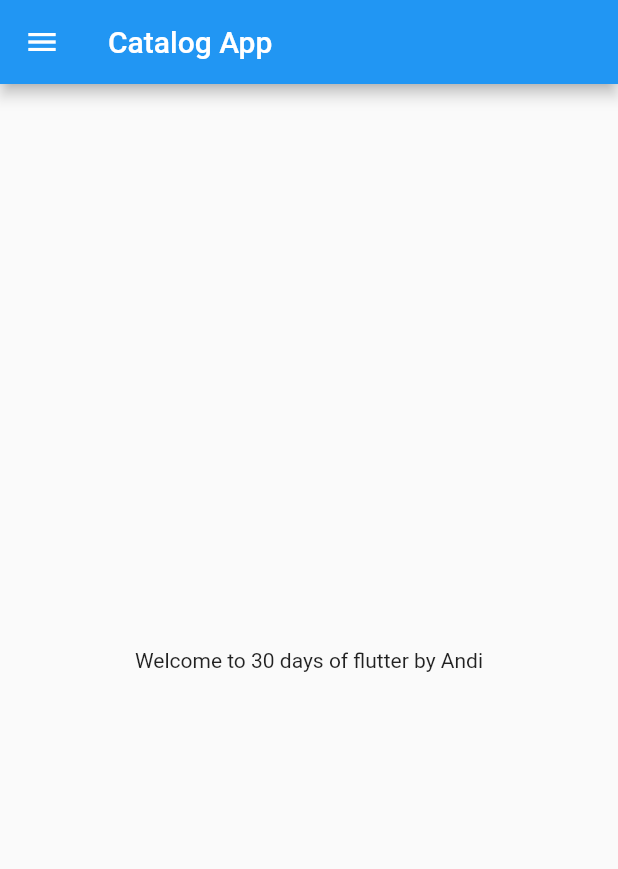
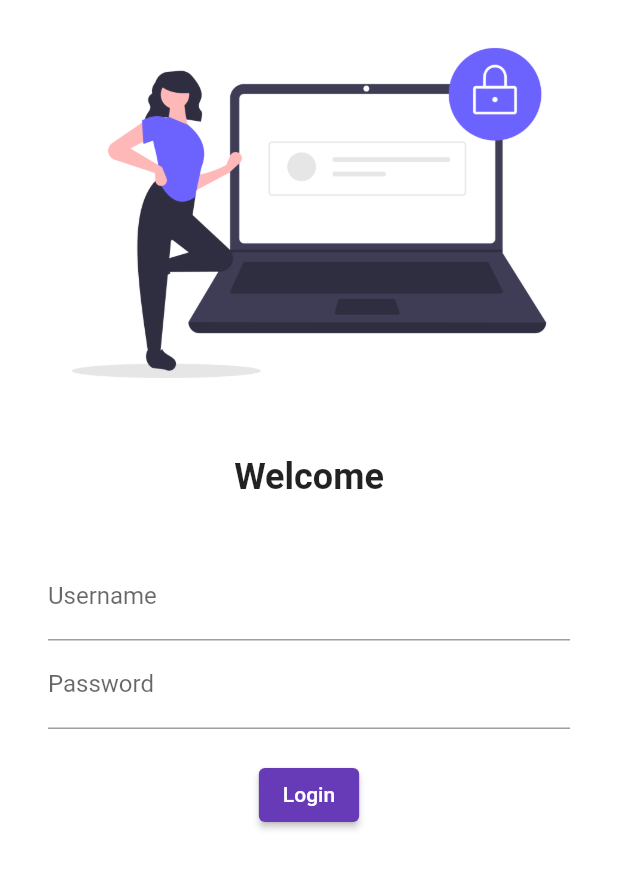
Before and after one commit to andiariyandi/flutter_catalog, a Flutter app: the screen it shows after launch, on a phone screen of 412 x 824 dp. Shown: the top 869 px of the screen. Run offline on Flutter 3.47's test engine with Material 2 defaults, Android fonts, the phone set to English and light mode, and no system bars; our stand-ins replace google_fonts.

Commit message:
login page

```diff
--- a/lib/main.dart
+++ b/lib/main.dart
@@ -1,5 +1,8 @@
 import 'package:flutter/material.dart';
-import 'package:flutter_catalog/home_page.dart';
+import 'package:flutter_catalog/pages/home_page.dart';
+import 'package:flutter_catalog/pages/login_page.dart';
+import 'package:google_fonts/google_fonts.dart';
+import 'pages/home_page.dart';
 
 void main() {
   runApp(MyApp());
@@ -10,7 +13,21 @@ class MyApp extends StatelessWidget {
   @override
   Widget build(BuildContext context) {
     return MaterialApp(
-      home: HomePage(),
+      themeMode: ThemeMode.light,
+      theme: ThemeData(
+        primarySwatch: Colors.deepPurple,
+        // fontFamily: GoogleFonts.lato().fontFamily,
+        // primaryIconTheme: GoogleFonts.latoTextTheme()
+      ),
+      darkTheme: ThemeData(
+        brightness: Brightness.dark,
+      ),
+      initialRoute: "/",
+      routes: {
+        "/": (context) => LoginPage(),
+        "/home": (context) => HomePage(),
+        "/login": (context) => LoginPage()
+      },
     );
   }
 }
--- /dev/null
+++ b/lib/pages/login_page.dart
@@ -0,0 +1,58 @@
+import 'package:flutter/material.dart';
+
+class LoginPage extends StatelessWidget {
+  @override
+  Widget build(BuildContext context) {
+    return Material(
+        color: Colors.white,
+        child: Column(
+          children: [
+            Image.asset(
+              "assets/images/login_page.png",
+              fit: BoxFit.cover,
+            ),
+            SizedBox(
+              height: 20.0,
+            ),
+            Text(
+              "Welcome",
+              style: TextStyle(fontSize: 24, fontWeight: FontWeight.bold),
+            ),
+            SizedBox(
+              height: 20.0,
+            ),
+            Padding(
+              padding:
+                  const EdgeInsets.symmetric(vertical: 16.0, horizontal: 32.0),
+              child: Column(
+                children: [
+                  TextFormField(
+                    decoration: InputDecoration(
+                      hintText: "Enter Username",
+                      labelText: "Username",
+                    ),
+                  ),
+                  TextFormField(
+                    obscureText: true,
+                    decoration: InputDecoration(
+                      hintText: "Enter Password",
+                      labelText: "Password",
+                    ),
+                  ),
+                  SizedBox(
+                    height: 20.0,
+                  ),
+                  ElevatedButton(
+                    child: Text("Login"),
+                    style: TextButton.styleFrom(),
+                    onPressed: () {
+                      print("hi");
+                    },
+                  )
+                ],
+              ),
+            )
+          ],
+        ));
+  }
+}
--- a/pubspec.yaml
+++ b/pubspec.yaml
@@ -36,6 +36,7 @@ dependencies:
   # The following adds the Cupertino Icons font to your application.
   # Use with the CupertinoIcons class for iOS style icons.
   cupertino_icons: ^1.0.2
+  google_fonts: ^3.0.1
 
 dev_dependencies:
   flutter_test:
@@ -60,8 +61,8 @@ flutter:
   uses-material-design: true
 
   # To add assets to your application, add an assets section, like this:
-  # assets:
-  #   - images/a_dot_burr.jpeg
+  assets:
+     - assets/images/
   #   - images/a_dot_ham.jpeg
 
   # An image asset can refer to one or more resolution-specific "variants", see
```
Also changed, not shown: assets/images/login_page.png (added), lib/pages/home_page.dart (renamed from lib/home_page.dart), pubspec.lock, 1 other file.
